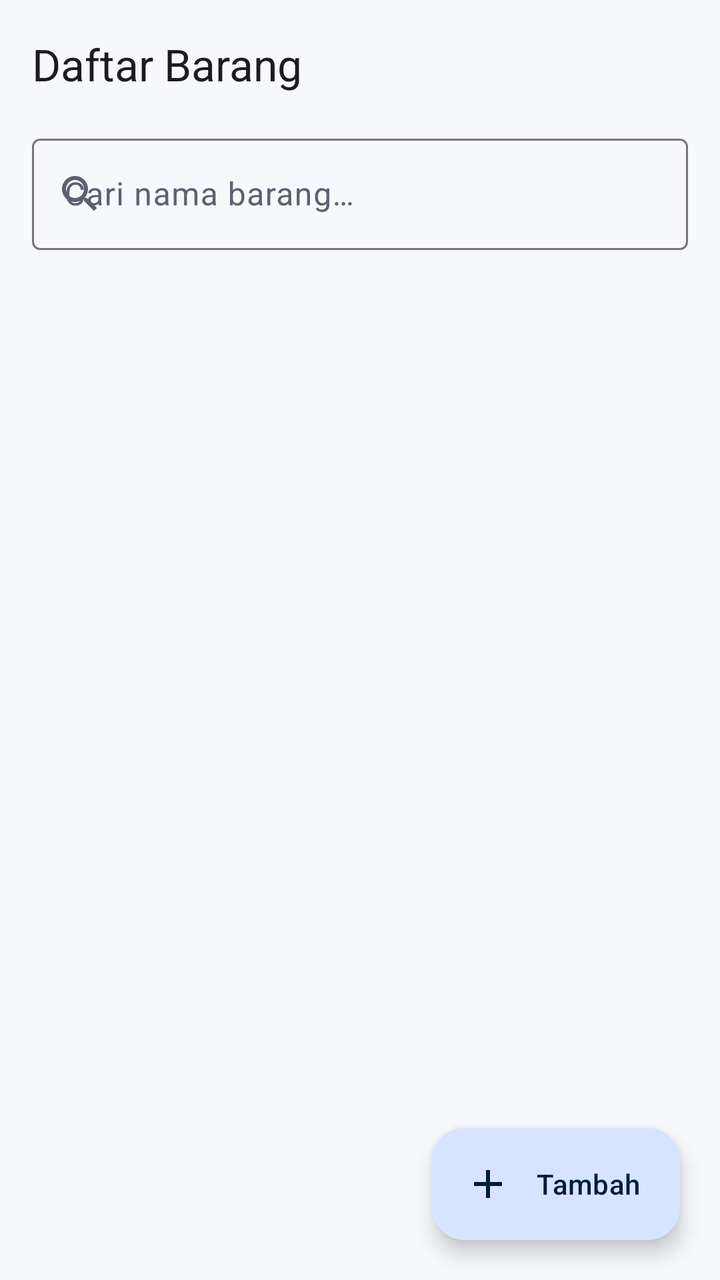
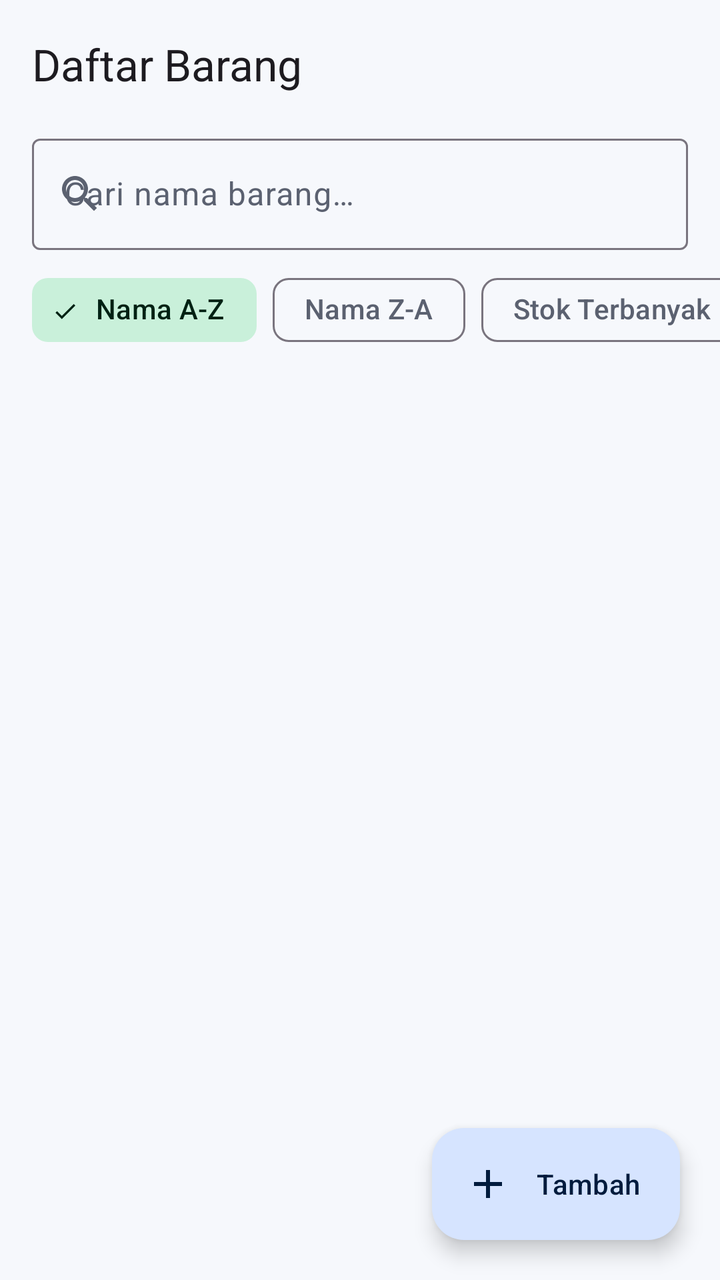

Two renders of the same Android screen: before a commit and after it. Below are the layout's source before the change and the commit's diff.
<!-- AndroidManifest.xml: application theme Theme.InventarisKelompok4 -->
<!-- res/layout/activity_item_list.xml -->
<?xml version="1.0" encoding="utf-8"?>
<LinearLayout xmlns:android="http://schemas.android.com/apk/res/android"
    xmlns:app="http://schemas.android.com/apk/res-auto"
    android:layout_width="match_parent"
    android:layout_height="match_parent"
    android:background="?android:attr/colorBackground"
    android:orientation="vertical">

    <com.google.android.material.appbar.MaterialToolbar
        android:id="@+id/toolbar023"
        android:layout_width="match_parent"
        android:layout_height="?attr/actionBarSize"
        app:title="@string/daftar_barang" />

    
    <com.google.android.material.textfield.TextInputLayout
        android:id="@+id/tilSearch023"
        style="@style/Widget.Material3.TextInputLayout.OutlinedBox"
        android:layout_width="match_parent"
        android:layout_height="wrap_content"
        android:layout_marginHorizontal="16dp"
        android:hint="@string/cari_barang"
        app:endIconMode="clear_text"
        app:startIconDrawable="@drawable/ic_search">

        <com.google.android.material.textfield.TextInputEditText
            android:id="@+id/etSearch023"
            android:layout_width="match_parent"
            android:layout_height="wrap_content"
            android:imeOptions="actionSearch"
            android:inputType="text"
            android:maxLines="1" />
    </com.google.android.material.textfield.TextInputLayout>

    <TextView
        android:id="@+id/tvRingkasan023"
        android:layout_width="match_parent"
        android:layout_height="wrap_content"
        android:layout_marginHorizontal="20dp"
        android:layout_marginTop="10dp"
        android:layout_marginBottom="4dp"
        android:textAppearance="?attr/textAppearanceLabelLarge"
        android:textColor="?attr/colorPrimary" />

    <FrameLayout
        android:layout_width="match_parent"
        android:layout_height="0dp"
        android:layout_weight="1">

        <androidx.recyclerview.widget.RecyclerView
            android:id="@+id/rvBarang023"
            android:layout_width="match_parent"
            android:layout_height="match_parent"
            android:clipToPadding="false"
            android:layoutAnimation="@anim/layout_item_slide_up_023"
            android:paddingHorizontal="12dp"
            android:paddingTop="4dp"
            android:paddingBottom="96dp" />

        <TextView
            android:id="@+id/tvEmpty023"
            android:layout_width="wrap_content"
            android:layout_height="wrap_content"
            android:layout_gravity="center"
            android:gravity="center"
            android:padding="32dp"
            android:text="@string/list_kosong"
            android:textColor="?attr/colorOnSurfaceVariant"
            android:visibility="gone" />

        <com.google.android.material.floatingactionbutton.ExtendedFloatingActionButton
            android:id="@+id/fabTambah023"
            android:layout_width="wrap_content"
            android:layout_height="wrap_content"
            android:layout_gravity="bottom|end"
            android:layout_margin="20dp"
            android:text="@string/tambah"
            app:icon="@drawable/ic_add" />
    </FrameLayout>
</LinearLayout>
<!-- resources referenced by this layout -->
<resources>
  <!-- drawable ic_add (drawable) -->
  <vector xmlns:android="http://schemas.android.com/apk/res/android"
      android:width="24dp"
      android:height="24dp"
      android:viewportWidth="24"
      android:viewportHeight="24">
      <path
          android:fillColor="#FF000000"
          android:pathData="M19,13h-6v6h-2v-6H5v-2h6V5h2v6h6v2z" />
  </vector>
  <!-- drawable ic_search (drawable) -->
  <vector xmlns:android="http://schemas.android.com/apk/res/android"
      android:width="24dp"
      android:height="24dp"
      android:viewportWidth="24"
      android:viewportHeight="24">
      <path
          android:fillColor="#FF000000"
          android:pathData="M15.5,14h-0.79l-0.28,-0.27C15.41,12.59 16,11.11 16,9.5 16,5.91 13.09,3 9.5,3S3,5.91 3,9.5 5.91,16 9.5,16c1.61,0 3.09,-0.59 4.23,-1.57l0.27,0.28v0.79l5,4.99L20.49,19l-4.99,-5zM9.5,14C7.01,14 5,11.99 5,9.5S7.01,5 9.5,5 14,7.01 14,9.5 11.99,14 9.5,14z" />
  </vector>
  <string name="cari_barang">Cari nama barang…</string>
  <string name="daftar_barang">Daftar Barang</string>
  <string name="list_kosong">Belum ada barang.\nTekan tombol \"Tambah\" untuk menambahkan.</string>
  <string name="tambah">Tambah</string>
  <style name="Theme.InventarisKelompok4" parent="Theme.Material3.Light.NoActionBar">
          <item name="colorPrimary">@color/primary</item>
          <item name="colorOnPrimary">@color/on_primary</item>
          <item name="colorPrimaryContainer">@color/primary_container</item>
          <item name="colorOnPrimaryContainer">@color/on_primary_container</item>
          <item name="colorSecondary">@color/secondary</item>
          <item name="colorOnSecondary">@color/on_secondary</item>
          <item name="colorSecondaryContainer">@color/secondary_container</item>
          <item name="colorOnSecondaryContainer">@color/on_secondary_container</item>
          <item name="android:colorBackground">@color/background</item>
          <item name="colorSurface">@color/surface</item>
          <item name="colorOnSurface">@color/on_surface</item>
          <item name="colorOnSurfaceVariant">@color/on_surface_variant</item>
          <item name="colorError">@color/error</item>
          
          <item name="android:windowAnimationStyle">@style/ActivitySlideAnim023</item>
      </style>
  <color name="primary">#1D5FA8</color>
  <color name="on_primary">#FFFFFF</color>
  <color name="primary_container">#D6E4FF</color>
  <color name="on_primary_container">#001B3D</color>
  <color name="secondary">#2E7D5B</color>
  <color name="on_secondary">#FFFFFF</color>
  <color name="secondary_container">#C9F0DA</color>
  <color name="on_secondary_container">#002113</color>
  <color name="background">#F6F8FC</color>
  <color name="surface">#F6F8FC</color>
  <color name="on_surface">#1A1C20</color>
  <color name="on_surface_variant">#5B6170</color>
  <color name="error">#BA1A1A</color>
  <style name="ActivitySlideAnim023" parent="@android:style/Animation.Activity">
          <item name="android:activityOpenEnterAnimation">@anim/slide_in_right_023</item>
          <item name="android:activityOpenExitAnimation">@anim/slide_out_left_023</item>
          <item name="android:activityCloseEnterAnimation">@anim/slide_in_left_023</item>
          <item name="android:activityCloseExitAnimation">@anim/slide_out_right_023</item>
      </style>
</resources>

<!-- the commit's change to res/layout/activity_item_list.xml (unified diff, before → after) -->
@@ -31,6 +31,63 @@
             android:inputType="text"
             android:maxLines="1" />
     </com.google.android.material.textfield.TextInputLayout>
+
+    
+    <HorizontalScrollView
+        android:id="@+id/scrollSort009"
+        android:layout_width="match_parent"
+        android:layout_height="wrap_content"
+        android:clipToPadding="false"
+        android:paddingHorizontal="16dp"
+        android:paddingTop="6dp"
+        android:paddingBottom="2dp"
+        android:scrollbars="none">
+
+        <com.google.android.material.chip.ChipGroup
+            android:id="@+id/chipGroupSort009"
+            android:layout_width="wrap_content"
+            android:layout_height="wrap_content"
+            app:selectionRequired="true"
+            app:singleLine="true"
+            app:singleSelection="true">
+
+            <com.google.android.material.chip.Chip
+                android:id="@+id/chipNamaAsc009"
+                style="@style/Widget.Material3.Chip.Filter"
+                android:layout_width="wrap_content"
+                android:layout_height="wrap_content"
+                android:checked="true"
+                android:text="@string/sort_nama_asc" />
+
+            <com.google.android.material.chip.Chip
+                android:id="@+id/chipNamaDesc009"
+                style="@style/Widget.Material3.Chip.Filter"
+                android:layout_width="wrap_content"
+                android:layout_height="wrap_content"
+                android:text="@string/sort_nama_desc" />
+
+            <com.google.android.material.chip.Chip
+                android:id="@+id/chipJumlahDesc009"
+                style="@style/Widget.Material3.Chip.Filter"
+                android:layout_width="wrap_content"
+                android:layout_height="wrap_content"
+                android:text="@string/sort_jumlah_desc" />
+
+            <com.google.android.material.chip.Chip
+                android:id="@+id/chipHargaDesc009"
+                style="@style/Widget.Material3.Chip.Filter"
+                android:layout_width="wrap_content"
+                android:layout_height="wrap_content"
+                android:text="@string/sort_harga_desc" />
+
+            <com.google.android.material.chip.Chip
+                android:id="@+id/chipHargaAsc009"
+                style="@style/Widget.Material3.Chip.Filter"
+                android:layout_width="wrap_content"
+                android:layout_height="wrap_content"
+                android:text="@string/sort_harga_asc" />
+        </com.google.android.material.chip.ChipGroup>
+    </HorizontalScrollView>
 
     <TextView
         android:id="@+id/tvRingkasan023"
<!-- resource entries referenced after the edit -->
@@ -23,6 +23,11 @@
   <string name="cari_barang">Cari nama barang…</string>
   <string name="daftar_barang">Daftar Barang</string>
   <string name="list_kosong">Belum ada barang.\nTekan tombol \"Tambah\" untuk menambahkan.</string>
+  <string name="sort_harga_asc">Harga Termurah</string>
+  <string name="sort_harga_desc">Harga Termahal</string>
+  <string name="sort_jumlah_desc">Stok Terbanyak</string>
+  <string name="sort_nama_asc">Nama A-Z</string>
+  <string name="sort_nama_desc">Nama Z-A</string>
   <string name="tambah">Tambah</string>
   <style name="Theme.InventarisKelompok4" parent="Theme.Material3.Light.NoActionBar">
           <item name="colorPrimary">@color/primary</item>
